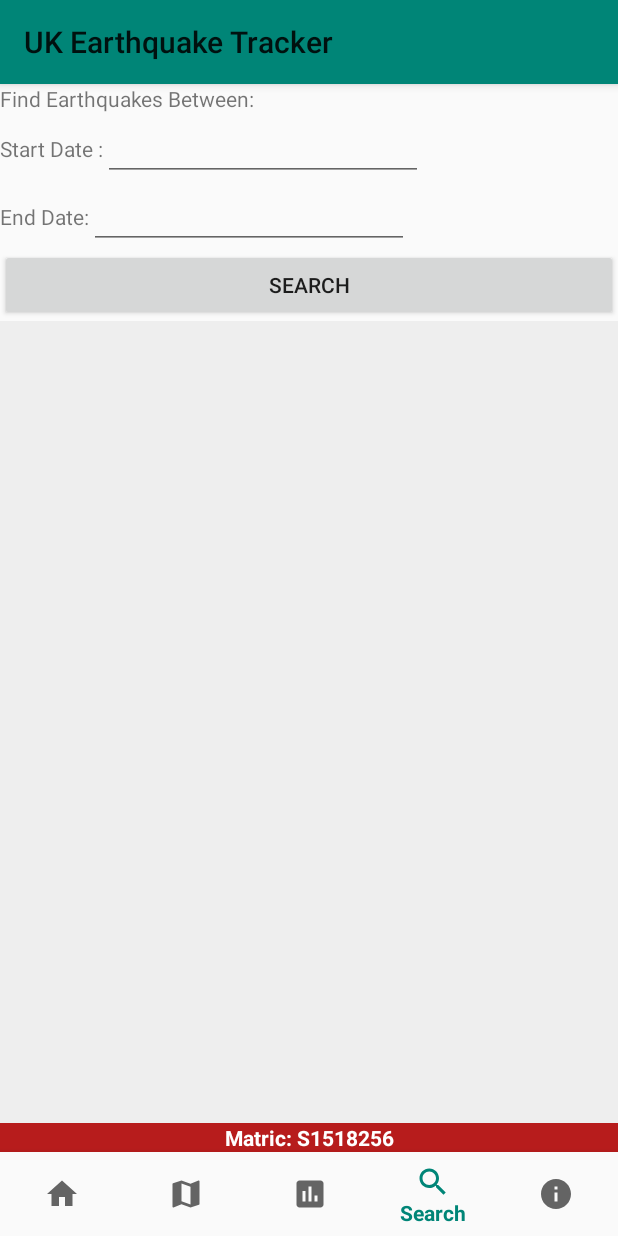
After one commit to dsumps200/UKEarthquakeTracker, an Android app: the DateRangeListFragment screen opened directly, with no data from a screen before it, on a phone screen of 412 x 824 dp. The commit adds this screen. Run offline under Robolectric (Android 15) with nearby library versions, the phone set to English and light mode, and no system bars.

Commit message:
Search page, navigation fixed

```diff
--- a/app/src/main/AndroidManifest.xml
+++ b/app/src/main/AndroidManifest.xml
@@ -17,6 +17,7 @@
         android:roundIcon="@mipmap/ic_launcher_round"
         android:supportsRtl="true"
         android:theme="@style/AppTheme">
+        <activity android:name=".SearchActivity"></activity>
         <!--
              The API key for Google Maps-based APIs is defined as a string resource.
              (See the file "res/values/google_maps_api.xml").
@@ -31,7 +32,7 @@
 
         <activity
             android:name=".StatsActivity"
-            android:label="@string/title_stats"/>
+            android:label="@string/title_stats" />
         <activity
             android:name=".MapActivity"
             android:label="@string/title_map" />
--- /dev/null
+++ b/app/src/main/java/org/dsumps200/gcu/myapplication/DateRangeListFragment.java
@@ -0,0 +1,81 @@
+//
+// Name                 David Sumpster
+// Student ID           S1518256
+// Programme of Study   BSc Computing
+//
+
+package org.dsumps200.gcu.myapplication;
+
+
+import android.os.Bundle;
+import android.support.annotation.Nullable;
+import android.support.v4.app.Fragment;
+import android.support.v7.widget.LinearLayoutManager;
+import android.support.v7.widget.RecyclerView;
+import android.view.LayoutInflater;
+import android.view.View;
+import android.view.ViewGroup;
+
+import java.text.ParseException;
+import java.text.SimpleDateFormat;
+import java.util.ArrayList;
+import java.util.Date;
+
+
+/**
+ * A simple {@link Fragment} subclass.
+ */
+public class DateRangeListFragment extends Fragment {
+
+    RecyclerView recyclerView;
+    RecyclerView.Adapter adapter;
+    RecyclerView.LayoutManager layoutManager;
+    View v;
+    ArrayList<Earthquake> earthquakesWithinRange;
+
+    public DateRangeListFragment() {
+        // Required empty public constructor
+    }
+
+
+    @Override
+    public View onCreateView(LayoutInflater inflater, ViewGroup container,
+                             Bundle savedInstanceState) {
+
+        v = inflater.inflate(R.layout.fragment_earthquake_list, container, false);
+
+        return v;
+    }
+
+    @Override
+    public void onActivityCreated(@Nullable Bundle savedInstanceState) {
+        super.onActivityCreated(savedInstanceState);
+
+        recyclerView = v.findViewById(R.id.earthquakeList);
+        recyclerView.setHasFixedSize(true);
+        layoutManager = new LinearLayoutManager(this.getActivity());
+        recyclerView.setLayoutManager(layoutManager);
+        earthquakesWithinRange = new ArrayList<>();
+        adapter = new EarthquakeDateListAdapter(this.getActivity(), earthquakesWithinRange);
+        recyclerView.setAdapter(adapter);
+    }
+
+    public ArrayList<Earthquake> getDateRange(Date firstDate, Date secondDate) throws ParseException {
+        for (int i = 0; i < Application.earthquakes.size(); i++) {
+            Earthquake earthquake = Application.earthquakes.get(i);
+            String dateString = earthquake.getDateTime();
+            SimpleDateFormat simpleDateFormat = new SimpleDateFormat("E, dd MMM yyyy HH:mm:ss");
+            Date date = simpleDateFormat.parse(dateString);
+            if (!(date.before(firstDate) || date.after(secondDate))) {
+                earthquakesWithinRange.add(earthquake);
+            }
+        }
+        return earthquakesWithinRange;
+    }
+
+    public void refreshList() {
+        adapter = new EarthquakeDateListAdapter(this.getActivity(), earthquakesWithinRange);
+        recyclerView.setAdapter(adapter);
+    }
+
+}
--- /dev/null
+++ b/app/src/main/java/org/dsumps200/gcu/myapplication/SearchActivity.java
@@ -0,0 +1,131 @@
+//
+// Name                 David Sumpster
+// Student ID           S1518256
+// Programme of Study   BSc Computing
+//
+
+package org.dsumps200.gcu.myapplication;
+
+import android.app.DatePickerDialog;
+import android.content.Intent;
+import android.support.annotation.NonNull;
+import android.support.design.widget.BottomNavigationView;
+import android.support.v7.app.AppCompatActivity;
+import android.os.Bundle;
+import android.support.v7.widget.Toolbar;
+import android.view.MenuItem;
+import android.view.View;
+import android.widget.Button;
+import android.widget.DatePicker;
+import android.widget.EditText;
+
+import java.text.ParseException;
+import java.text.SimpleDateFormat;
+import java.util.ArrayList;
+import java.util.Calendar;
+import java.util.Date;
+
+public class SearchActivity extends AppCompatActivity implements View.OnClickListener {
+
+    EditText firstDatePicker, secondDatePicker;
+    Button findDatesButton;
+    DateRangeListFragment dateRangeListFragment;
+
+    @Override
+    protected void onCreate(Bundle savedInstanceState) {
+        super.onCreate(savedInstanceState);
+        setContentView(R.layout.activity_search);
+        Toolbar toolbar = findViewById(R.id.toolbar);
+        setSupportActionBar(toolbar);
+        firstDatePicker = findViewById(R.id.firstDatePicker);
+        secondDatePicker = findViewById(R.id.secondDatePicker);
+        findDatesButton = findViewById(R.id.findDatesButton);
+        firstDatePicker.setOnClickListener(this);
+        secondDatePicker.setOnClickListener(this);
+        findDatesButton.setOnClickListener(this);
+        dateRangeListFragment = (DateRangeListFragment)getSupportFragmentManager().findFragmentById(R.id.fragment);
+        BottomNavigationView navigation = findViewById(R.id.navigation);
+        navigation.setSelectedItemId(R.id.navigation_search);
+        navigation.setOnNavigationItemSelectedListener(mOnNavigationItemSelectedListener);
+    }
+
+    private BottomNavigationView.OnNavigationItemSelectedListener mOnNavigationItemSelectedListener
+            = new BottomNavigationView.OnNavigationItemSelectedListener() {
+
+        @Override
+        public boolean onNavigationItemSelected(@NonNull MenuItem item) {
+            switch (item.getItemId()) {
+                case R.id.navigation_home:
+                    Intent home = new Intent (SearchActivity.this, MainActivity.class);
+                    startActivity(home);
+                    finish();
+                    break;
+                case R.id.navigation_map:
+                    Intent map = new Intent (SearchActivity.this, MapActivity.class);
+                    startActivity(map);
+                    finish();
+                    break;
+                case R.id.navigation_stats:
+                    Intent stats = new Intent (SearchActivity.this, StatsActivity.class);
+                    startActivity(stats);
+                    finish();
+                    break;
+                case R.id.navigation_search:
+                    return true;
+                case R.id.navigation_info:
+                    Intent info = new Intent (SearchActivity.this, AboutActivity.class);
+                    startActivity(info);
+                    finish();
+                    break;
+            }
+            return false;
+        }
+    };
+
+    @Override
+    public void onClick(View v) {
+
+        Calendar mcurrentDate=Calendar.getInstance();
+        int mYear=mcurrentDate.get(Calendar.YEAR);
+        int mMonth=mcurrentDate.get(Calendar.MONTH);
+        int mDay=mcurrentDate.get(Calendar.DAY_OF_MONTH);
+
+        switch (v.getId()) {
+            case R.id.firstDatePicker:
+                DatePickerDialog datePickerDialog = new DatePickerDialog(this, new DatePickerDialog.OnDateSetListener() {
+                    @Override
+                    public void onDateSet(DatePicker view, int year, int month, int dayOfMonth) {
+                        firstDatePicker.setText(dayOfMonth + "/" + (month+1) + "/" + year);
+                    }
+                }, mYear, mMonth, mDay);
+                datePickerDialog.setTitle("Select Start Date");
+                datePickerDialog.show();
+                break;
+            case R.id.secondDatePicker:
+                DatePickerDialog datePickerDialog2 = new DatePickerDialog(this, new DatePickerDialog.OnDateSetListener() {
+                    @Override
+                    public void onDateSet(DatePicker view, int year, int month, int dayOfMonth) {
+                        secondDatePicker.setText(dayOfMonth + "/" + (month+1) + "/" + year);
+                    }
+                }, mYear, mMonth, mDay);
+                datePickerDialog2.setTitle("Select End Date");
+                datePickerDialog2.show();
+                break;
+            case R.id.findDatesButton:
+                dateRangeListFragment.earthquakesWithinRange.clear();
+                String firstDateString = firstDatePicker.getText().toString();
+                String secondDateString = secondDatePicker.getText().toString();
+                SimpleDateFormat simpleDateFormat = new SimpleDateFormat("dd/MM/yyyy");
+                Date firstDate, secondDate;
+                try {
+                    firstDate = simpleDateFormat.parse(firstDateString);
+                    secondDate = simpleDateFormat.parse(secondDateString);
+                    dateRangeListFragment.getDateRange(firstDate, secondDate);
+                } catch (ParseException e) {
+                    e.printStackTrace();
+                }
+                dateRangeListFragment.refreshList();
+                break;
+        }
+    }
+}
--- /dev/null
+++ b/app/src/main/res/layout/activity_search.xml
@@ -0,0 +1,130 @@
+<?xml version="1.0" encoding="utf-8"?>
+
+<!--
+Name                 David Sumpster
+Student ID           S1518256
+Programme of Study   BSc Computing
+-->
+
+<android.support.constraint.ConstraintLayout xmlns:android="http://schemas.android.com/apk/res/android"
+    xmlns:app="http://schemas.android.com/apk/res-auto"
+    xmlns:tools="http://schemas.android.com/tools"
+    android:layout_width="match_parent"
+    android:layout_height="match_parent"
+    tools:context=".AboutActivity">
+
+    <android.support.v7.widget.Toolbar
+        android:id="@+id/toolbar"
+        android:layout_width="0dp"
+        android:layout_height="?attr/actionBarSize"
+        android:background="?attr/colorPrimary"
+        android:elevation="4dp"
+        android:theme="@style/ThemeOverlay.AppCompat.ActionBar"
+        app:layout_constraintLeft_toLeftOf="parent"
+        app:layout_constraintRight_toRightOf="parent"
+        app:layout_constraintTop_toTopOf="parent"
+        app:popupTheme="@style/ThemeOverlay.AppCompat.Light" />
+
+    <LinearLayout
+        android:id="@+id/datesContainer"
+        android:layout_width="0dp"
+        android:layout_height="wrap_content"
+        android:orientation="vertical"
+        app:layout_constraintLeft_toLeftOf="parent"
+        app:layout_constraintRight_toRightOf="parent"
+        app:layout_constraintTop_toBottomOf="@id/toolbar">
+
+        <TextView
+            android:id="@+id/searchDatesTitle"
+            android:layout_width="match_parent"
+            android:layout_height="wrap_content"
+            android:text="Find Earthquakes Between:" />
+
+        <LinearLayout
+            android:id="@+id/firstDateContainer"
+            android:layout_width="match_parent"
+            android:layout_height="wrap_content"
+            android:orientation="horizontal">
+
+            <TextView
+                android:id="@+id/firstDateTitle"
+                android:layout_width="wrap_content"
+                android:layout_height="wrap_content"
+                android:text="Start Date :" />
+
+            <EditText
+                android:id="@+id/firstDatePicker"
+                android:layout_width="wrap_content"
+                android:layout_height="wrap_content"
+                android:ems="10"
+                android:focusable="false"
+                android:inputType="date" />
+
+        </LinearLayout>
+
+        <LinearLayout
+            android:id="@+id/secondDateContainer"
+            android:layout_width="match_parent"
+            android:layout_height="wrap_content"
+            android:orientation="horizontal">
+
+            <TextView
+                android:id="@+id/secondDateTitle"
+                android:layout_width="wrap_content"
+                android:layout_height="wrap_content"
+                android:text="End Date:" />
+
+            <EditText
+                android:id="@+id/secondDatePicker"
+                android:layout_width="wrap_content"
+                android:layout_height="wrap_content"
+                android:ems="10"
+                android:focusable="false"
+                android:inputType="date" />
+        </LinearLayout>
+
+        <Button
+            android:id="@+id/findDatesButton"
+            android:layout_width="match_parent"
+            android:layout_height="wrap_content"
+            android:text="Search" />
+
+    </LinearLayout>
+
+    <fragment
+        android:id="@+id/fragment"
+        android:name="org.dsumps200.gcu.myapplication.DateRangeListFragment"
+        android:layout_width="0dp"
+        android:layout_height="0dp"
+        app:layout_constraintBottom_toTopOf="@id/matric"
+        app:layout_constraintLeft_toLeftOf="parent"
+        app:layout_constraintRight_toRightOf="parent"
+        app:layout_constraintTop_toBottomOf="@id/datesContainer"
+        tools:layout_editor_absoluteY="146dp"
+        tools:layout="@layout/fragment_earthquake_list" />
+
+    <TextView
+        android:id="@+id/matric"
+        android:layout_width="0dp"
+        android:layout_height="wrap_content"
+        app:layout_constraintBottom_toTopOf="@id/navigation"
+        app:layout_constraintLeft_toLeftOf="parent"
+        app:layout_constraintRight_toRightOf="parent"
+        android:background="@color/colorPrimaryTest"
+        android:textColor="@color/colorBackgroundCard"
+        android:textStyle="bold"
+        android:gravity="center"
+        android:text="@string/matric" />
+
+    <android.support.design.widget.BottomNavigationView
+        android:id="@+id/navigation"
+        android:layout_width="0dp"
+        android:layout_height="wrap_content"
+        android:background="?android:attr/windowBackground"
+        app:itemHorizontalTranslationEnabled="false"
+        app:layout_constraintBottom_toBottomOf="parent"
+        app:layout_constraintLeft_toLeftOf="parent"
+        app:layout_constraintRight_toRightOf="parent"
+        app:menu="@menu/navigation" />
+
+</android.support.constraint.ConstraintLayout>
```
Also changed, not shown: app/src/main/java/org/dsumps200/gcu/myapplication/AboutActivity.java (+7 -1 lines), app/src/main/java/org/dsumps200/gcu/myapplication/EarthquakeDateListAdapter.java (added, +73 -0 lines), app/src/main/java/org/dsumps200/gcu/myapplication/MainActivity.java (+7 -1 lines), app/src/main/java/org/dsumps200/gcu/myapplication/MapActivity.java (+7 -1 lines), app/src/main/java/org/dsumps200/gcu/myapplication/StatsActivity.java (+7 -1 lines).
